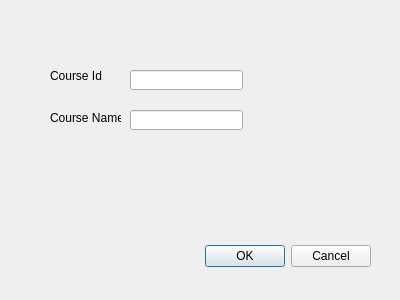
This is selectcourse.ui in awmleer/grade-management as Qt 5 draws it before an edit. The edited form follows.
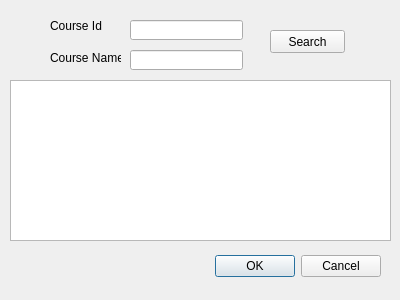
This is the edited form.

Patch:
```diff
--- a/selectcourse.ui
+++ b/selectcourse.ui
@@ -16,8 +16,8 @@
   <widget class="QDialogButtonBox" name="buttonBox">
    <property name="geometry">
     <rect>
-     <x>30</x>
-     <y>240</y>
+     <x>40</x>
+     <y>250</y>
      <width>341</width>
      <height>32</height>
     </rect>
@@ -33,7 +33,7 @@
    <property name="geometry">
     <rect>
      <x>130</x>
-     <y>70</y>
+     <y>20</y>
      <width>113</width>
      <height>20</height>
     </rect>
@@ -43,7 +43,7 @@
    <property name="geometry">
     <rect>
      <x>130</x>
-     <y>110</y>
+     <y>50</y>
      <width>113</width>
      <height>20</height>
     </rect>
@@ -53,7 +53,7 @@
    <property name="geometry">
     <rect>
      <x>50</x>
-     <y>70</y>
+     <y>20</y>
      <width>54</width>
      <height>12</height>
     </rect>
@@ -66,7 +66,7 @@
    <property name="geometry">
     <rect>
      <x>50</x>
-     <y>110</y>
+     <y>50</y>
      <width>71</width>
      <height>16</height>
     </rect>
@@ -75,6 +75,29 @@
     <string>Course Name</string>
    </property>
   </widget>
+  <widget class="QTableWidget" name="tableWidget">
+   <property name="geometry">
+    <rect>
+     <x>10</x>
+     <y>80</y>
+     <width>381</width>
+     <height>161</height>
+    </rect>
+   </property>
+  </widget>
+  <widget class="QPushButton" name="pushButton">
+   <property name="geometry">
+    <rect>
+     <x>270</x>
+     <y>30</y>
+     <width>75</width>
+     <height>23</height>
+    </rect>
+   </property>
+   <property name="text">
+    <string>Search</string>
+   </property>
+  </widget>
  </widget>
  <resources/>
  <connections>
```
